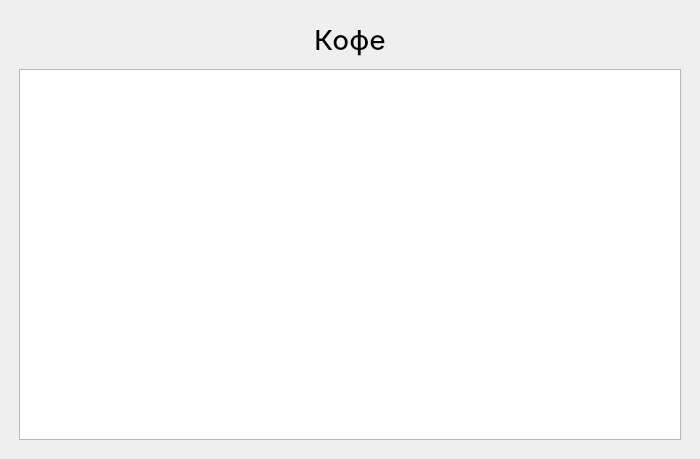
This is main.ui in arkksu/coffee as Qt 5 draws it before an edit. The edited form follows.
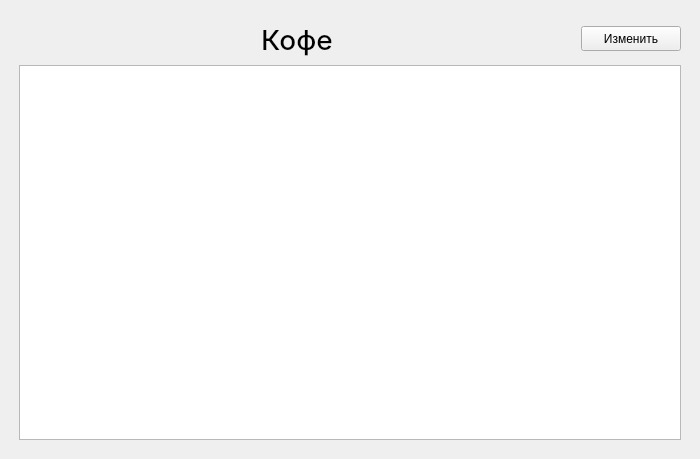
This is the edited form.

Commit message: editing/adding record form

```diff
--- a/main.ui
+++ b/main.ui
@@ -28,10 +28,7 @@
    </property>
    <layout class="QGridLayout" name="gridLayout">
     <item row="0" column="0">
-     <layout class="QVBoxLayout" name="verticalLayout" stretch="0,0">
-      <property name="spacing">
-       <number>10</number>
-      </property>
+     <layout class="QGridLayout" name="gridLayout_2">
       <property name="leftMargin">
        <number>10</number>
       </property>
@@ -44,14 +41,23 @@
       <property name="bottomMargin">
        <number>10</number>
       </property>
-      <item>
+      <item row="0" column="0">
        <widget class="QLabel" name="mainlabel">
+        <property name="enabled">
+         <bool>true</bool>
+        </property>
         <property name="minimumSize">
          <size>
           <width>300</width>
           <height>40</height>
          </size>
         </property>
+        <property name="maximumSize">
+         <size>
+          <width>16777215</width>
+          <height>40</height>
+         </size>
+        </property>
         <property name="sizeIncrement">
          <size>
           <width>0</width>
@@ -85,9 +91,34 @@
         </property>
        </widget>
       </item>
-      <item>
+      <item row="2" column="0" colspan="2">
        <widget class="QTableWidget" name="maintable"/>
       </item>
+      <item row="0" column="1">
+       <widget class="QPushButton" name="editbutton">
+        <property name="sizePolicy">
+         <sizepolicy hsizetype="Minimum" vsizetype="Fixed">
+          <horstretch>0</horstretch>
+          <verstretch>0</verstretch>
+         </sizepolicy>
+        </property>
+        <property name="minimumSize">
+         <size>
+          <width>100</width>
+          <height>25</height>
+         </size>
+        </property>
+        <property name="maximumSize">
+         <size>
+          <width>100</width>
+          <height>25</height>
+         </size>
+        </property>
+        <property name="text">
+         <string>Изменить</string>
+        </property>
+       </widget>
+      </item>
      </layout>
     </item>
    </layout>
```
The commit also changes 2 other files.
